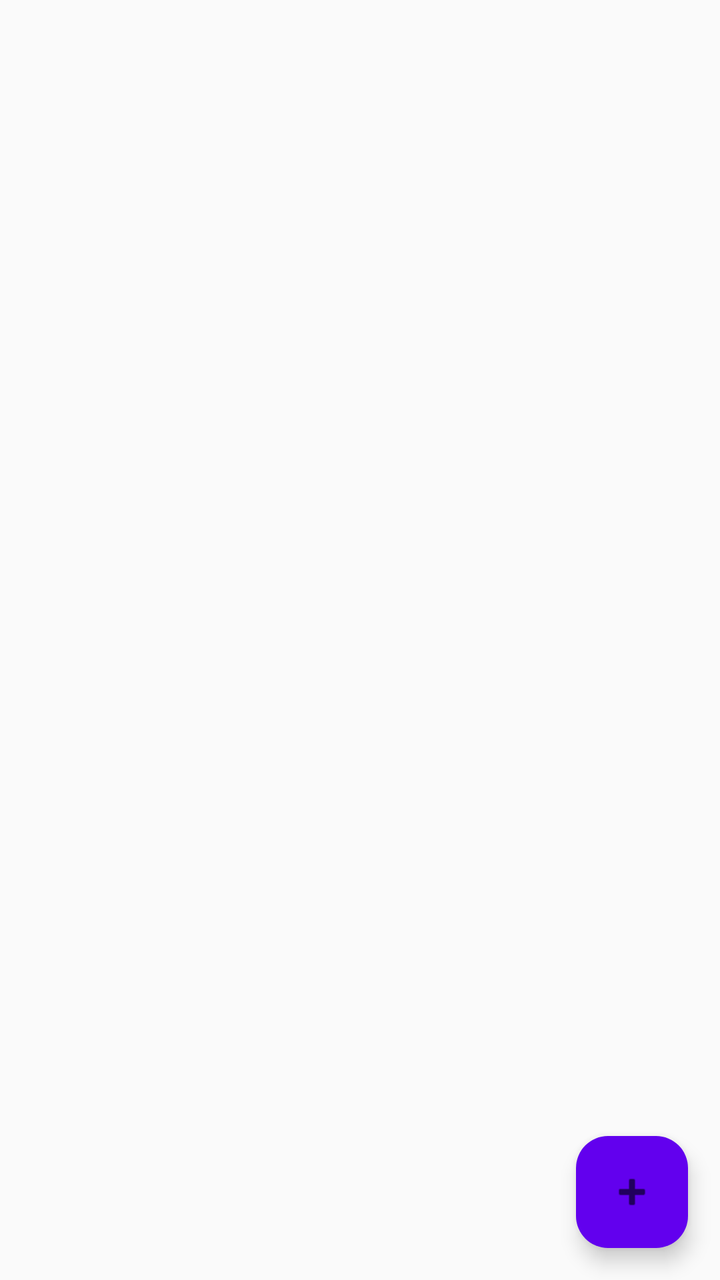
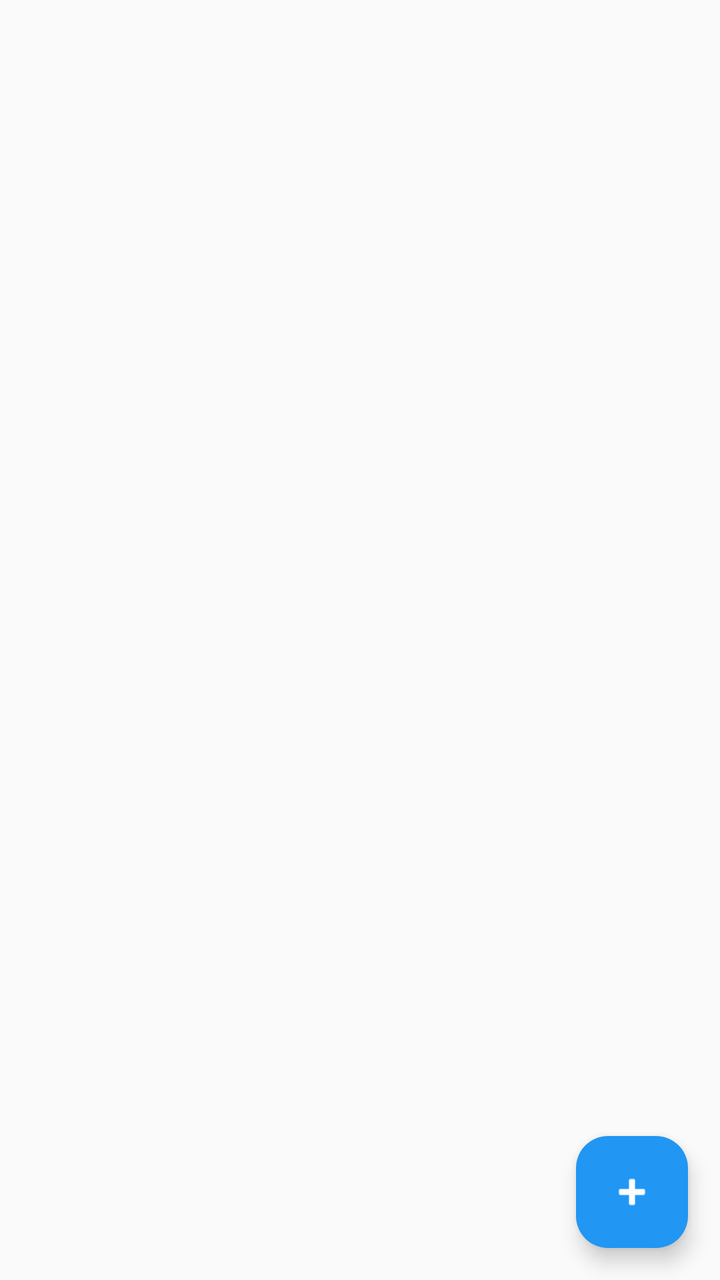

An Android layout rendered at two revisions. The XML below is the earlier revision; the diff shows what the commit changed to produce the second picture.
<!-- AndroidManifest.xml: application theme Theme.ListaDeTarefas -->
<!-- res/layout/activity_home.xml -->
<?xml version="1.0" encoding="utf-8"?>
<RelativeLayout xmlns:android="http://schemas.android.com/apk/res/android"
    xmlns:app="http://schemas.android.com/apk/res-auto"
    xmlns:tools="http://schemas.android.com/tools"
    android:layout_width="match_parent"
    android:layout_height="match_parent"
    android:background="#FAFAFA"
    tools:context=".HomeActivity">

    
    <androidx.recyclerview.widget.RecyclerView
        android:id="@+id/recyclerViewLists"
        android:layout_width="match_parent"
        android:layout_height="match_parent"
        android:padding="16dp"
        android:clipToPadding="false"
        android:scrollbars="vertical" />

    
    <com.google.android.material.floatingactionbutton.FloatingActionButton
        android:id="@+id/fabAddList"
        android:layout_width="wrap_content"
        android:layout_height="wrap_content"
        android:contentDescription="Adicionar nova lista"
        android:src="@android:drawable/ic_input_add"
        app:backgroundTint="#6200EE"
        android:layout_alignParentBottom="true"
        android:layout_alignParentEnd="true"
        android:layout_margin="16dp" />

    
    <TextView
        android:id="@+id/emptyView"
        android:layout_width="match_parent"
        android:layout_height="wrap_content"
        android:gravity="center"
        android:text="Nenhuma lista criada"
        android:visibility="gone"
        android:textSize="16sp"
        android:textColor="#757575"/>
</RelativeLayout>
<!-- resources referenced by this layout -->
<resources>
  <style name="Theme.ListaDeTarefas" parent="Base.Theme.ListaDeTarefas" />
  <style name="Base.Theme.ListaDeTarefas" parent="Theme.Material3.DayNight.NoActionBar">
          
          
      </style>
</resources>

<!-- the commit's change to res/layout/activity_home.xml (unified diff, before → after) -->
@@ -23,7 +23,8 @@
         android:layout_height="wrap_content"
         android:contentDescription="Adicionar nova lista"
         android:src="@android:drawable/ic_input_add"
-        app:backgroundTint="#6200EE"
+        app:backgroundTint="#2196F3"
+        app:tint="@android:color/white"
         android:layout_alignParentBottom="true"
         android:layout_alignParentEnd="true"
         android:layout_margin="16dp" />
